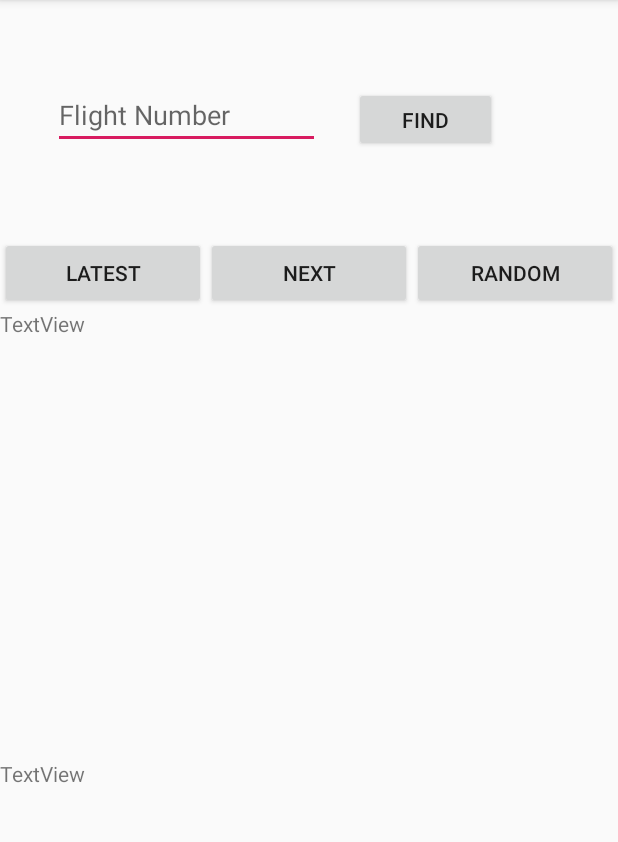
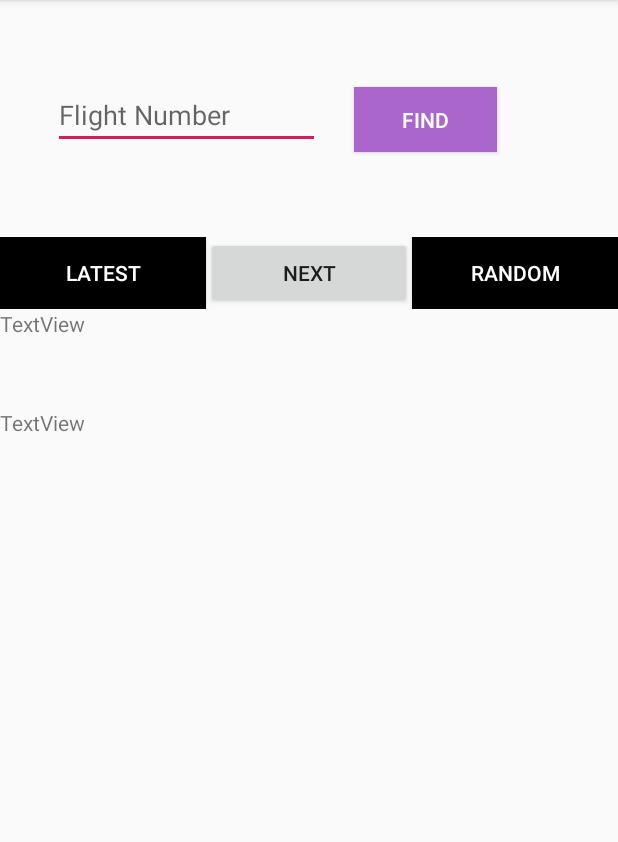
Before and after one commit to nch3nch3/CS125Final, an Android app: the screen it shows after launch (MainActivity), on a phone screen of 412 x 824 dp, the part 84-926 px from its top. Run offline under Robolectric (Android 15) with nearby library versions, the phone set to English and light mode, and no system bars.

```diff
--- a/app/src/main/java/com/example/spacexlaunchtracker/MainActivity.java
+++ b/app/src/main/java/com/example/spacexlaunchtracker/MainActivity.java
@@ -60,7 +60,7 @@ public class MainActivity extends AppCompatActivity {
     }
     public void updateText(final int input) {
         //This method takes the flight number from the plainText field.
-        String caption = ("This is a your number: " + input);
-        ((TextView) findViewById(R.id.caption)).setText(caption);
+        String caption = ("Flight Number Provided :  " + input);
+        ((TextView) findViewById(R.id.flightNumber)).setText(caption);
     }
 }
--- a/app/src/main/res/layout/activity_main.xml
+++ b/app/src/main/res/layout/activity_main.xml
@@ -40,6 +40,8 @@
             android:layout_marginRight="90dp"
             android:layout_marginBottom="55dp"
             android:text="Find"
+            android:background="@android:color/holo_purple"
+            android:textColor="@android:color/white"
             app:layout_constraintBottom_toBottomOf="parent"
             app:layout_constraintEnd_toEndOf="parent"
             app:layout_constraintHorizontal_bias="1.0"
@@ -58,6 +60,8 @@
             android:layout_width="wrap_content"
             android:layout_height="wrap_content"
             android:layout_weight="1"
+            android:background="@android:color/black"
+            android:textColor="@android:color/white"
             android:text="Latest" />
 
         <Button
@@ -72,6 +76,8 @@
             android:layout_width="wrap_content"
             android:layout_height="wrap_content"
             android:layout_weight="1"
+            android:background="@android:color/black"
+            android:textColor="@android:color/white"
             android:text="Random" />
     </LinearLayout>
 
@@ -82,12 +88,12 @@
 
         <ScrollView
             android:layout_width="427dp"
-            android:layout_height="300dp">
+            android:layout_height="match_parent">
 
             <LinearLayout
                 android:layout_width="match_parent"
                 android:layout_height="match_parent"
-                android:orientation="vertical" >
+                android:orientation="vertical">
 
                 <TextView
                     android:id="@+id/caption"
```
